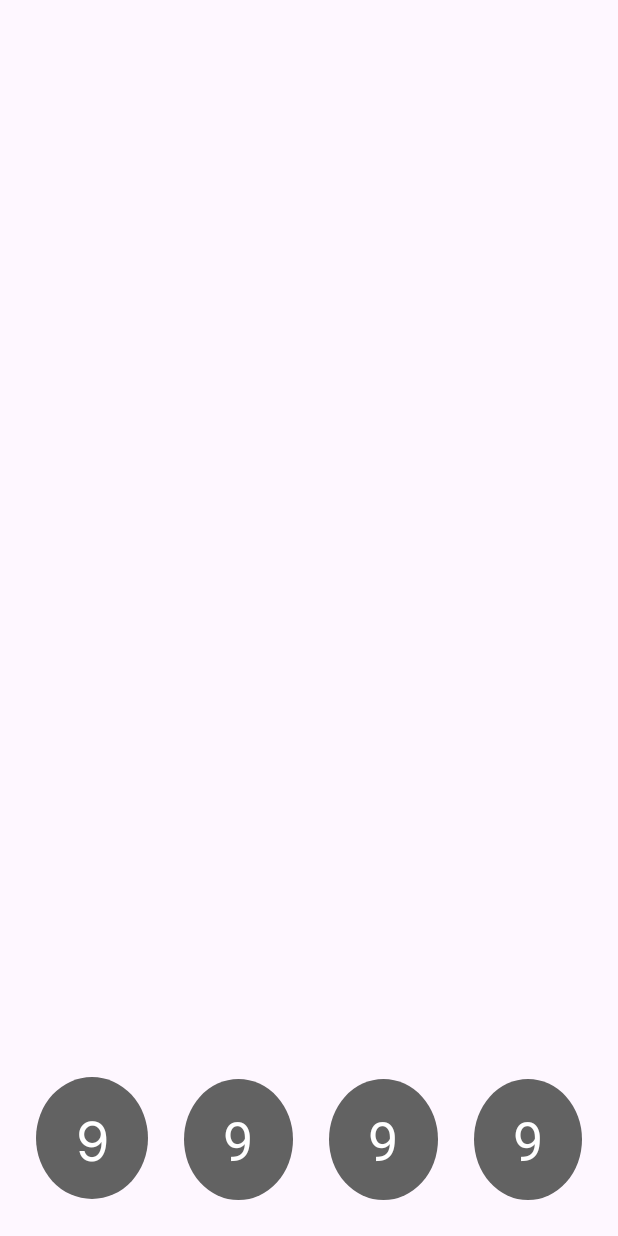
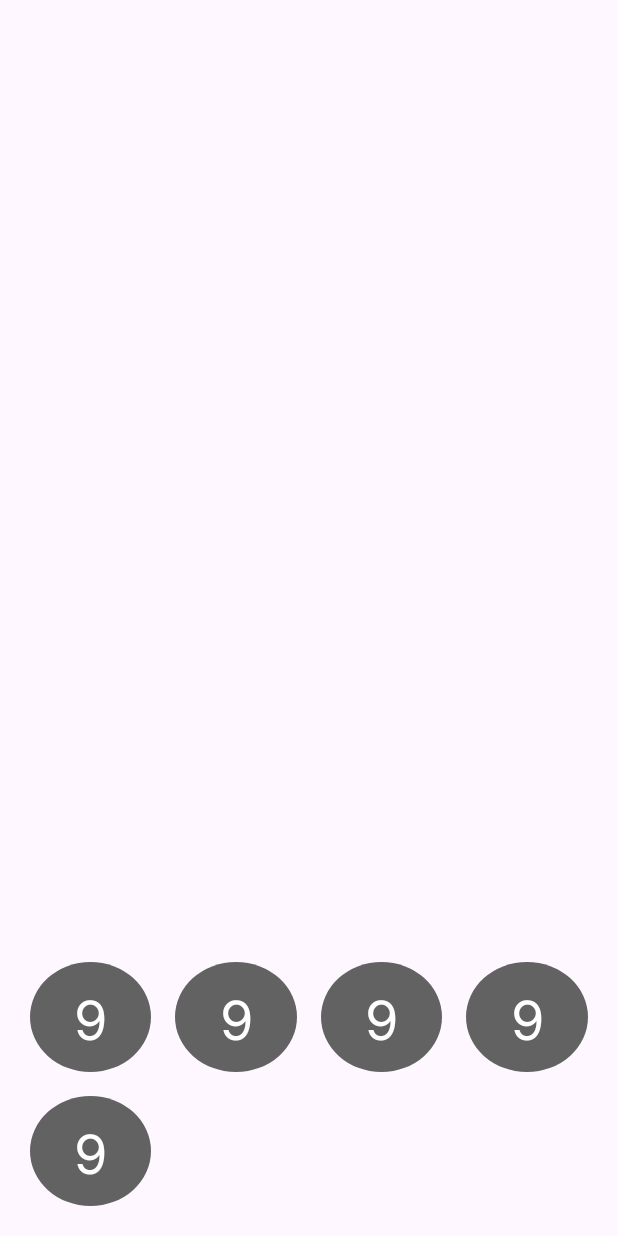
Before and after one commit to 1405yuga/AndroidRevisionApps, an Android app: the fragment CalculatePage shown on its own in the app's theme, on a phone screen of 412 x 824 dp. Run offline under Robolectric (Android 15) with nearby library versions, the phone set to English and light mode, and no system bars.

Commit message:
arranged buttons weights

```diff
--- a/Calculator/app/src/main/res/layout/fragment_calculate_page.xml
+++ b/Calculator/app/src/main/res/layout/fragment_calculate_page.xml
@@ -40,18 +40,38 @@
         android:layout_width="match_parent"
         android:layout_height="wrap_content"
         android:columnCount="4"
+        android:alignmentMode="alignMargins"
+        android:rowOrderPreserved="false"
         app:layout_constraintEnd_toEndOf="parent"
         app:layout_constraintStart_toStartOf="parent"
         app:layout_constraintBottom_toBottomOf="parent">
 
         <TextView
-            android:layout_width="wrap_content"
+            android:layout_width="0dp"
             android:layout_height="match_parent"
             android:layout_columnWeight="1"
             android:layout_margin="@dimen/buttons_margin"
             android:background="@drawable/screen_button"
             android:fontFamily="@font/inter"
             android:gravity="center"
+            android:layout_gravity="fill_horizontal"
+            android:minWidth="@dimen/min_clickable_size"
+            android:minHeight="@dimen/min_clickable_size"
+            android:paddingHorizontal="@dimen/button_horizontal_padding"
+            android:paddingVertical="@dimen/button_vertical_padding"
+            android:text="9"
+            android:textColor="@color/white"
+            android:textSize="@dimen/numbers_text_size" />
+
+        <TextView
+            android:layout_width="0dp"
+            android:layout_height="match_parent"
+            android:layout_columnWeight="1"
+            android:layout_margin="@dimen/buttons_margin"
+            android:background="@drawable/screen_button"
+            android:fontFamily="@font/inter"
+            android:gravity="center"
+            android:layout_gravity="fill_horizontal"
             android:minWidth="@dimen/min_clickable_size"
             android:minHeight="@dimen/min_clickable_size"
             android:paddingHorizontal="@dimen/button_horizontal_padding"
@@ -60,47 +80,54 @@
             android:textColor="@color/white"
             android:textSize="@dimen/numbers_text_size" />
         <TextView
-            android:layout_width="wrap_content"
+            android:layout_width="0dp"
             android:layout_height="match_parent"
             android:layout_columnWeight="1"
             android:layout_margin="@dimen/buttons_margin"
             android:background="@drawable/screen_button"
+            android:fontFamily="@font/inter"
             android:gravity="center"
+            android:layout_gravity="fill_horizontal"
             android:minWidth="@dimen/min_clickable_size"
             android:minHeight="@dimen/min_clickable_size"
-            android:text="9"
-            android:textSize="@dimen/numbers_text_size"
             android:paddingHorizontal="@dimen/button_horizontal_padding"
             android:paddingVertical="@dimen/button_vertical_padding"
-            android:textColor="@color/white" />
+            android:text="9"
+            android:textColor="@color/white"
+            android:textSize="@dimen/numbers_text_size" />
         <TextView
-            android:layout_width="wrap_content"
+            android:layout_width="0dp"
             android:layout_height="match_parent"
             android:layout_columnWeight="1"
             android:layout_margin="@dimen/buttons_margin"
             android:background="@drawable/screen_button"
+            android:fontFamily="@font/inter"
             android:gravity="center"
+            android:layout_gravity="fill_horizontal"
             android:minWidth="@dimen/min_clickable_size"
             android:minHeight="@dimen/min_clickable_size"
-            android:text="9"
-            android:textSize="@dimen/numbers_text_size"
             android:paddingHorizontal="@dimen/button_horizontal_padding"
             android:paddingVertical="@dimen/button_vertical_padding"
-            android:textColor="@color/white" />
+            android:text="9"
+            android:textColor="@color/white"
+            android:textSize="@dimen/numbers_text_size" />
         <TextView
-            android:layout_width="wrap_content"
+            android:layout_width="0dp"
             android:layout_height="match_parent"
             android:layout_columnWeight="1"
             android:layout_margin="@dimen/buttons_margin"
             android:background="@drawable/screen_button"
+            android:fontFamily="@font/inter"
             android:gravity="center"
+            android:layout_gravity="fill_horizontal"
             android:minWidth="@dimen/min_clickable_size"
             android:minHeight="@dimen/min_clickable_size"
-            android:text="9"
-            android:textSize="@dimen/numbers_text_size"
             android:paddingHorizontal="@dimen/button_horizontal_padding"
             android:paddingVertical="@dimen/button_vertical_padding"
-            android:textColor="@color/white" />
+            android:text="9"
+            android:textColor="@color/white"
+            android:textSize="@dimen/numbers_text_size" />
+
 
     </GridLayout>
 </androidx.constraintlayout.widget.ConstraintLayout>
--- a/Calculator/app/src/main/res/values/dimens.xml
+++ b/Calculator/app/src/main/res/values/dimens.xml
@@ -1,10 +1,10 @@
 <?xml version="1.0" encoding="utf-8"?>
 <resources>
     <dimen name="min_clickable_size">48dp</dimen>
-    <dimen name="buttons_margin">12dp</dimen>
+    <dimen name="buttons_margin">8dp</dimen>
     <dimen name="fragment_margin">12dp</dimen>
     <dimen name="numbers_text_size">36sp</dimen>
-    <dimen name="button_vertical_padding">16dp</dimen>
+    <dimen name="button_vertical_padding">12dp</dimen>
     <dimen name="button_horizontal_padding">24dp</dimen>
     <dimen name="focus_text_size">48sp</dimen>
     <dimen name="not_focus_text_size">24sp</dimen>
```
